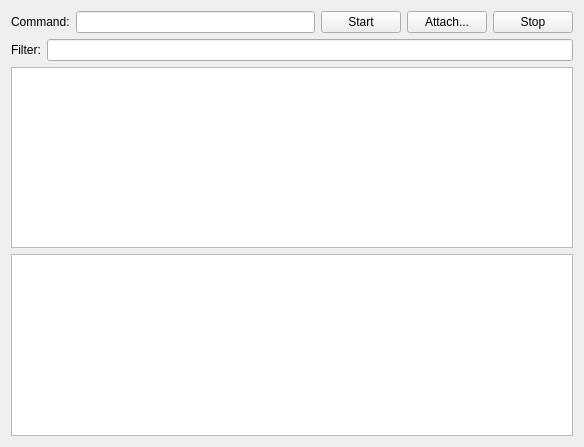
The window that inspyktor/ui/centralwidget.ui (juruen/inspyktor) describes before a commit, drawn with Qt 5.
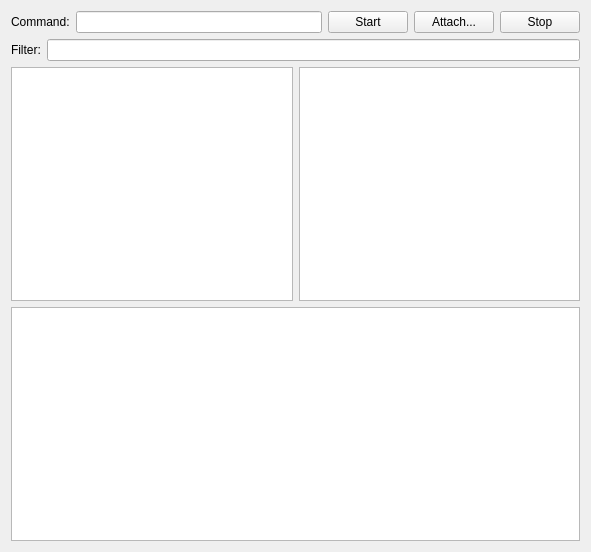
The same window after the commit. Custom widgets are drawn as their Qt base class.

Commit message:
Add initial support for FD view
Add model and view to list the file descriptor
that has been accesed by the processes.

```diff
--- a/inspyktor/ui/centralwidget.ui
+++ b/inspyktor/ui/centralwidget.ui
@@ -6,11 +6,11 @@
    <rect>
     <x>0</x>
     <y>0</y>
-    <width>584</width>
-    <height>447</height>
+    <width>591</width>
+    <height>552</height>
    </rect>
   </property>
-  <layout class="QVBoxLayout">
+  <layout class="QVBoxLayout" name="verticalLayout">
    <item>
     <layout class="QHBoxLayout">
      <item>
@@ -68,8 +68,6 @@
     </layout>
    </item>
    <item>
-    <layout class="QVBoxLayout">
-     <item>
       <layout class="QHBoxLayout">
        <item>
         <widget class="QLabel" name="filterLabel">
@@ -91,12 +89,17 @@
       </layout>
      </item>
      <item>
+    <layout class="QHBoxLayout" name="horizontalLayout">
+     <item>
       <widget class="QTreeView" name="pidTreeView"/>
      </item>
      <item>
+      <widget class="QTableView" name="fdView"/>
+     </item>
+    </layout>
+   </item>
+   <item>
       <widget class="QTableView" name="sysCallView"/>
-     </item>
-    </layout>
    </item>
   </layout>
  </widget>
```
Lines whose indentation alone changed are shown as unchanged. The commit also changes 3 other files.
